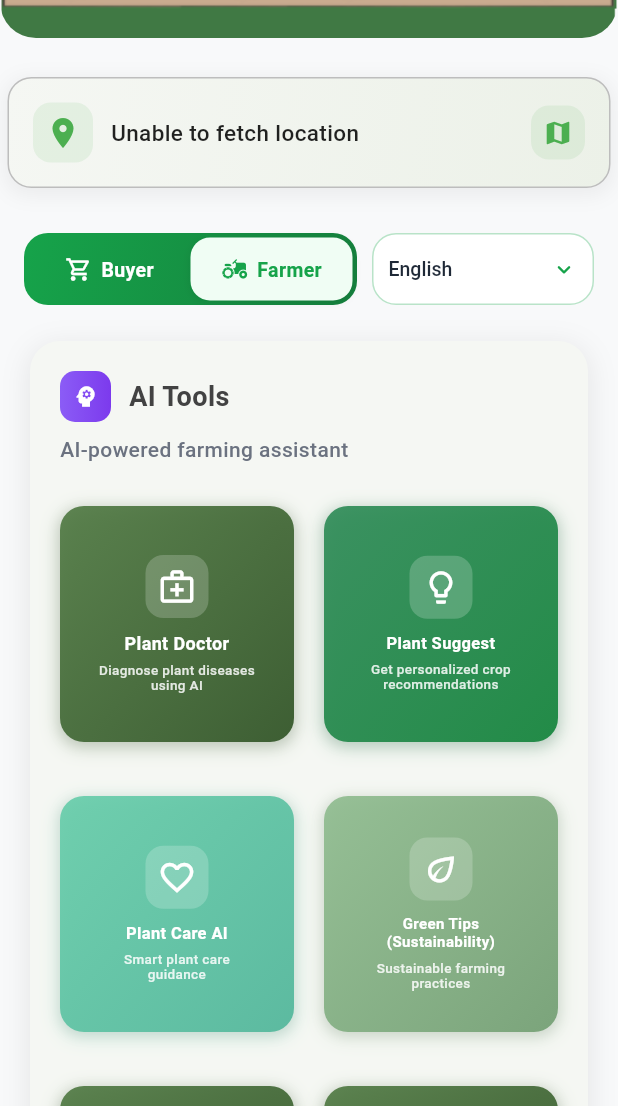
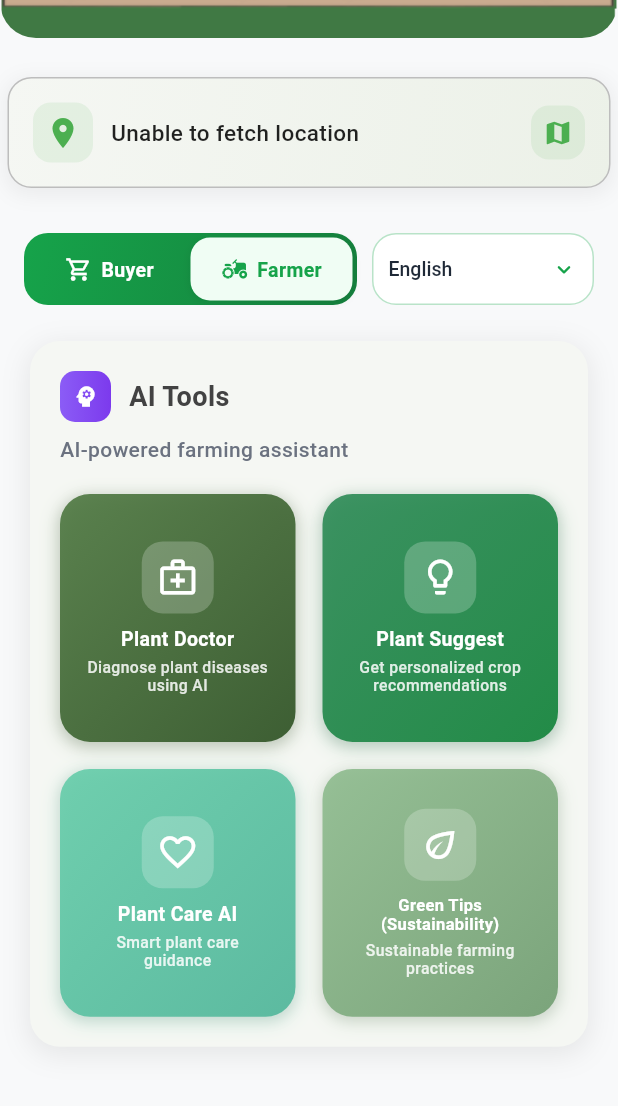
Before and after one commit to MANISH120904/Terafarm_KUG_Final, a Flutter app: the AIPage screen opened directly, after a tap on the "menu" icon, after a tap on the "map" icon, on a phone screen of 412 x 824 dp, the part 130-1236 px from its top. Run offline on Flutter 3.47's test engine with Material 3 defaults, Android fonts, the phone set to English and light mode, and no system bars; our stand-ins replace cloud_firestore, cloud_functions, dio, file_picker, firebase_auth, firebase_core and 20 more; missing offline and left inert: mobile_scanner, web3dart; accounts and stored records are empty.

Commit message:
Fix Flutter build and UI issues

```diff
--- a/lib/ai_page.dart
+++ b/lib/ai_page.dart
@@ -1,5 +1,5 @@
 import 'package:flutter/material.dart';
-import 'package:latlong2/latlong.dart' as latLong;
+import 'package:latlong2/latlong.dart' as lat_long;
 import 'package:cloud_firestore/cloud_firestore.dart';
 import 'package:firebase_auth/firebase_auth.dart';
 import 'dart:async';
@@ -15,8 +15,6 @@ import 'sustainable.dart';
 import 'l10n/app_localizations.dart';
 import 'widgets/mode_language_bar.dart';
 import 'widgets/tera_farm_hub_app_bar.dart';
-import 'terra_earth_intelligence_page.dart';
-import 'offline_toolkit_page.dart';
 
 class AIPage extends StatefulWidget {
   const AIPage({Key? key}) : super(key: key);
@@ -126,8 +124,8 @@ class _AIPageState extends State<AIPage> with TickerProviderStateMixin {
   Future<void> _chooseMapLocation() async {
     final pos = LocationService().currentPosition;
     final initial = pos != null
-        ? latLong.LatLng(pos.latitude, pos.longitude)
-        : const latLong.LatLng(13.0827, 80.2707);
+        ? lat_long.LatLng(pos.latitude, pos.longitude)
+        : const lat_long.LatLng(13.0827, 80.2707);
 
     final result = await Navigator.push<Map<String, dynamic>>(
       context,
@@ -249,12 +247,7 @@ class _AIPageState extends State<AIPage> with TickerProviderStateMixin {
           borderRadius: BorderRadius.circular(20),
           child: Container(
             width: double.infinity,
-            constraints: BoxConstraints(
-              minHeight: buttonDescription != null ? 120 : 100,
-              maxHeight: buttonDescription != null ? 140 : 120,
-            ),
-            margin: const EdgeInsets.symmetric(vertical: 8),
-            padding: const EdgeInsets.all(18),
+            padding: const EdgeInsets.symmetric(horizontal: 14, vertical: 16),
             decoration: BoxDecoration(
             gradient: LinearGradient(
               colors: [
@@ -281,7 +274,7 @@ class _AIPageState extends State<AIPage> with TickerProviderStateMixin {
                 (_shimmerAnimation.value * 0.1) - 0.05,
               ),
             ),
-            borderRadius: BorderRadius.circular(16),
+            borderRadius: BorderRadius.circular(20),
             boxShadow: [
               BoxShadow(
                 color: buttonColors[0].withOpacity(0.25),
@@ -326,14 +319,14 @@ class _AIPageState extends State<AIPage> with TickerProviderStateMixin {
             children: [
               // Icon container
               Container(
-                padding: const EdgeInsets.all(8),
+                padding: const EdgeInsets.all(10),
                 decoration: BoxDecoration(
                   color: Colors.white.withOpacity(
-                    0.2 + (_shimmerAnimation.value > 0.15 && _shimmerAnimation.value < 0.85
-                      ? 0.2 * (1 - ((_shimmerAnimation.value - 0.5).abs() * 2))
+                    0.22 + (_shimmerAnimation.value > 0.15 && _shimmerAnimation.value < 0.85
+                      ? 0.18 * (1 - ((_shimmerAnimation.value - 0.5).abs() * 2))
                       : 0.0)
                   ),
-                  borderRadius: BorderRadius.circular(12),
+                  borderRadius: BorderRadius.circular(14),
                   boxShadow: [
                     if (_shimmerAnimation.value > 0.15 && _shimmerAnimation.value < 0.85)
                       BoxShadow(
@@ -360,7 +353,7 @@ class _AIPageState extends State<AIPage> with TickerProviderStateMixin {
                 ),
                 child: Icon(
                   _getToolIcon(label),
-                  size: 26,
+                  size: 28,
                   color: Colors.white,
                 ),
               ),
@@ -369,13 +362,12 @@ class _AIPageState extends State<AIPage> with TickerProviderStateMixin {
               Flexible(
                 child: LayoutBuilder(
                   builder: (context, constraints) {
-                    // Dynamic font size based on available space
-                    double fontSize = 12;
-                    if (label.length > 12) {
+                    double fontSize = 13;
+                    if (label.length > 14) {
+                      fontSize = 12;
+                    }
+                    if (label.length > 20) {
                       fontSize = 11;
-                    }
-                    if (label.length > 16) {
-                      fontSize = 10;
                     }
 
                     return Container(
@@ -398,17 +390,17 @@ class _AIPageState extends State<AIPage> with TickerProviderStateMixin {
               ),
               // Description text
               if (buttonDescription != null) ...[
-                const SizedBox(height: 6),
+                const SizedBox(height: 4),
                 Flexible(
                   child: Container(
-                    padding: const EdgeInsets.symmetric(horizontal: 6),
+                    padding: const EdgeInsets.symmetric(horizontal: 4),
                     child: Text(
                       buttonDescription,
                       style: TextStyle(
                         color: Colors.white.withOpacity(0.85),
-                        fontSize: 9,
+                        fontSize: 10.5,
                         fontWeight: FontWeight.w500,
-                        height: 1.1,
+                        height: 1.15,
                       ),
                       textAlign: TextAlign.center,
                       maxLines: 2,
@@ -558,14 +550,14 @@ class _AIPageState extends State<AIPage> with TickerProviderStateMixin {
                         ),
                         const SizedBox(height: 20),
 
-                        // Tool buttons grid
+                        // Tool buttons grid (2x2 layout for 4 tools)
                         GridView.count(
                           crossAxisCount: 2,
                           shrinkWrap: true,
                           physics: const NeverScrollableScrollPhysics(),
-                          mainAxisSpacing: 20,
-                          crossAxisSpacing: 20,
-                          childAspectRatio: 0.9, // Adjusted for better proportions
+                          mainAxisSpacing: 18,
+                          crossAxisSpacing: 18,
+                          childAspectRatio: 0.95,
                           children: [
                             _buildToolButton(loc.plantDoctor, _getToolDescription(loc.plantDoctor, loc), () {
                               Navigator.push(
@@ -591,29 +583,7 @@ class _AIPageState extends State<AIPage> with TickerProviderStateMixin {
                                   MaterialPageRoute(
                                       builder: (_) => const SustainablePage()));
                             }, buttonDescription: loc.sustainableFarmingPractices),
-                            _buildToolButton('Terra Earth Intelligence', loc.aiPoweredFarmingAssistant, () {
-                              Navigator.push(
-                                  context,
-                                  MaterialPageRoute(
-                                      builder: (_) => const TerraEarthIntelligencePage()));
-                            }, buttonDescription: 'Terra Earth Intelligence'),
-                            _buildToolButton('Offline AI Toolkit', loc.aiPoweredFarmingAssistant, () {
-                              Navigator.push(
-                                  context,
-                                  MaterialPageRoute(
-                                      builder: (_) => const OfflineToolkitPage()));
-                            }, buttonDescription: loc.aiPoweredFarmingAssistant),
                           ],
-                        ),
-                        const SizedBox(height: 16),
-                        Container(
-                          width: double.infinity,
-                          child: _buildToolButton(loc.rover, _getToolDescription(loc.rover, loc), () {
-                            Navigator.push(
-                                context,
-                                MaterialPageRoute(
-                                    builder: (_) => const CarControlPage()));
-                          }, buttonDescription: loc.controlSmartRovers),
                         ),
                       ],
                     ),
@@ -629,19 +599,3 @@ class _AIPageState extends State<AIPage> with TickerProviderStateMixin {
     );
   }
 }
-
-class CarControlPage extends StatelessWidget {
-  const CarControlPage({Key? key}) : super(key: key);
-
-  @override
-  Widget build(BuildContext context) {
-    return Scaffold(
-      appBar: AppBar(
-        title: Text(AppLocalizations.of(context)!.rover),
-      ),
-      body: Center(
-        child: Text('Car Control Page'),
-      ),
-    );
-  }
-}
--- a/lib/dashboard_page.dart
+++ b/lib/dashboard_page.dart
@@ -409,7 +409,7 @@ class _DashboardPageState extends State<DashboardPage> with TickerProviderStateM
                       ),
                       const SizedBox(height: 4),
                       Text(
-                        "â‚¹${earnings.toStringAsFixed(2)}",
+                        "\u20B9${earnings.toStringAsFixed(2)}",
                         style: const TextStyle(
                           fontSize: 24,
                           fontWeight: FontWeight.bold,
@@ -997,7 +997,7 @@ class _DashboardPageState extends State<DashboardPage> with TickerProviderStateM
                       DataCell(Text((idx++).toString())),
                       DataCell(Text(p['cropName'] ?? '')),
                       DataCell(Text("${p['stock in kgs'] ?? ''} Kg")),
-                      DataCell(Text("â‚¹${p['pricePerKg'] ?? ''}")),
+                      DataCell(Text("\u20B9${p['pricePerKg'] ?? ''}")),
                     ]));
                   }
                 }
--- a/lib/dashboard_page_new.dart
+++ b/lib/dashboard_page_new.dart
@@ -397,7 +397,7 @@ class _DashboardPageState extends State<DashboardPage> with TickerProviderStateM
                       ),
                       const SizedBox(height: 4),
                       Text(
-                        "₹${earnings.toStringAsFixed(2)}",
+                        "\u20B9${earnings.toStringAsFixed(2)}",
                         style: const TextStyle(
                           fontSize: 24,
                           fontWeight: FontWeight.bold,
@@ -882,7 +882,7 @@ class _DashboardPageState extends State<DashboardPage> with TickerProviderStateM
                       DataCell(Text((idx++).toString())),
                       DataCell(Text(p['cropName'] ?? '')),
                       DataCell(Text("${p['stock in kgs'] ?? ''} Kg")),
-                      DataCell(Text("₹${p['pricePerKg'] ?? ''}")),
+                      DataCell(Text("\u20B9${p['pricePerKg'] ?? ''}")),
                     ]));
                   }
                 }
--- a/lib/menu_page.dart
+++ b/lib/menu_page.dart
@@ -6,28 +6,102 @@ import 'login_page.dart';
 import 'account_page.dart';
 import 'home_page.dart';
 import 'buyer/my_orders_page.dart';
+import 'services/dev_auth_helper.dart';
 
-class MenuPage extends StatelessWidget {
+class MenuPage extends StatefulWidget {
   const MenuPage({Key? key}) : super(key: key);
 
+  @override
+  State<MenuPage> createState() => _MenuPageState();
+}
+
+class _MenuPageState extends State<MenuPage> {
+  late Future<Map<String, String>> _userDataFuture;
+
+  @override
+  void initState() {
+    super.initState();
+    _userDataFuture = _fetchUserData();
+  }
+
   Future<Map<String, String>> _fetchUserData() async {
+    try {
+      if (DevAuthHelper.isOffline && DevAuthHelper.offlineProfile != null) {
+        final profile = DevAuthHelper.offlineProfile!;
+        return {
+          'username': profile.displayName.isNotEmpty ? profile.displayName : 'Farmer',
+          'profileImage': '',
+          'email': profile.email,
+        };
+      }
+
       final user = FirebaseAuth.instance.currentUser;
-    if (user != null) {
-      final doc =
-          await FirebaseFirestore.instance
+      if (user == null) {
+        return {'username': 'Farmer', 'profileImage': '', 'email': ''};
+      }
+
+      String username = user.displayName ?? '';
+      String profileImage = user.photoURL ?? '';
+      String email = user.email ?? '';
+
+      if (username.isEmpty && email.isNotEmpty) {
+        final localPart = email.split('@').first;
+        if (localPart.isNotEmpty) {
+          username = localPart[0].toUpperCase() + localPart.substring(1);
+        }
+      }
+      if (username.isEmpty) {
+        username = 'Farmer';
+      }
+
+      try {
+        final doc = await FirebaseFirestore.instance
             .collection('users')
             .doc(user.uid)
             .get();
-      final username = doc['username'] ?? 'User Name';
-      final profileImage = doc['profileImage'] ?? '';
-      final email = user.email ?? '';
+
+        if (doc.exists) {
+          final data = doc.data();
+          if (data != null) {
+            final firestoreName = data['username'] ??
+                data['displayName'] ??
+                data['name'] ??
+                data['fullName'];
+            if (firestoreName != null && firestoreName.toString().trim().isNotEmpty) {
+              username = firestoreName.toString().trim();
+            }
+
+            final firestoreImage = data['profileImage'] ??
+                data['photoURL'] ??
+                data['imageUrl'];
+            if (firestoreImage != null && firestoreImage.toString().trim().isNotEmpty) {
+              profileImage = firestoreImage.toString().trim();
+            }
+
+            final firestoreEmail = data['email'];
+            if (firestoreEmail != null && firestoreEmail.toString().trim().isNotEmpty) {
+              email = firestoreEmail.toString().trim();
+            }
+          }
+        }
+      } catch (firestoreError) {
+        debugPrint('Firestore fetch error in MenuPage: $firestoreError');
+      }
+
       return {
         'username': username,
         'profileImage': profileImage,
         'email': email,
       };
+    } catch (e) {
+      debugPrint('Error in _fetchUserData: $e');
+      final fallbackUser = FirebaseAuth.instance.currentUser;
+      return {
+        'username': fallbackUser?.displayName ?? (fallbackUser?.email?.split('@').first ?? 'Farmer'),
+        'profileImage': fallbackUser?.photoURL ?? '',
+        'email': fallbackUser?.email ?? '',
+      };
     }
-    return {'username': 'User Name', 'profileImage': '', 'email': ''};
   }
 
   void _logout(BuildContext context) async {
@@ -159,7 +233,20 @@ class MenuPage extends StatelessWidget {
                 decoration: const BoxDecoration(color: Colors.transparent),
                 margin: EdgeInsets.zero,
                 padding: const EdgeInsets.symmetric(horizontal: 20, vertical: 16),
-                child: Row(
+                child: FutureBuilder<Map<String, String>>(
+                  future: _userDataFuture,
+                  builder: (context, snapshot) {
+                    final data = snapshot.data ?? {};
+                    final fallbackUser = FirebaseAuth.instance.currentUser;
+                    final username = (data['username'] != null && data['username']!.isNotEmpty)
+                        ? data['username']!
+                        : (fallbackUser?.displayName?.isNotEmpty == true
+                            ? fallbackUser!.displayName!
+                            : (fallbackUser?.email?.split('@').first ?? loc.userName));
+                    final profileImage = data['profileImage'] ?? fallbackUser?.photoURL ?? '';
+                    final email = data['email'] ?? fallbackUser?.email ?? '';
+
+                    return Row(
                       children: [
                         Container(
                           decoration: BoxDecoration(
@@ -177,36 +264,7 @@ class MenuPage extends StatelessWidget {
                               ),
                             ],
                           ),
-                      child: FutureBuilder<Map<String, String>>(
-                        future: _fetchUserData(),
-                        builder: (context, snapshot) {
-                          if (snapshot.connectionState == ConnectionState.waiting) {
-                            return Container(
-                              width: 50,
-                              height: 50,
-                              decoration: BoxDecoration(
-                                color: Colors.white.withOpacity(0.3),
-                                borderRadius: BorderRadius.circular(50),
-                              ),
-                              child: const CircularProgressIndicator(
-                                color: Colors.white,
-                                strokeWidth: 2,
-                              ),
-                            );
-                          }
-                          if (snapshot.hasError) {
-                            return const CircleAvatar(
-                              radius: 25,
-                              backgroundColor: Colors.white,
-                              child: Icon(
-                                Icons.account_circle,
-                                size: 30,
-                                color: Color(0xFF246B40),
-                              ),
-                            );
-                          }
-                          final profileImage = snapshot.data?['profileImage'] ?? '';
-                          return profileImage.isNotEmpty
+                          child: profileImage.isNotEmpty
                               ? CircleAvatar(
                                   radius: 25,
                                   backgroundImage: NetworkImage(profileImage),
@@ -216,11 +274,9 @@ class MenuPage extends StatelessWidget {
                                   backgroundColor: Colors.white,
                                   child: Icon(
                                     Icons.account_circle,
-                                  size: 30,
+                                    size: 32,
                                     color: Color(0xFF246B40),
                                   ),
-                              );
-                        },
                                 ),
                         ),
                         const SizedBox(width: 16),
@@ -229,72 +285,36 @@ class MenuPage extends StatelessWidget {
                             crossAxisAlignment: CrossAxisAlignment.start,
                             mainAxisAlignment: MainAxisAlignment.center,
                             children: [
-                          FutureBuilder<Map<String, String>>(
-                            future: _fetchUserData(),
-                            builder: (context, snapshot) {
-                              if (snapshot.connectionState == ConnectionState.waiting) {
-                                return Container(
-                                  width: 100,
-                                  height: 16,
-                                  decoration: BoxDecoration(
-                                    color: Colors.white.withOpacity(0.3),
-                                    borderRadius: BorderRadius.circular(8),
-                                  ),
-                                );
-                              }
-                              if (snapshot.hasError) {
-                                return Text(
-                                  loc.error,
+                              Text(
+                                username.isNotEmpty ? username : loc.userName,
                                 style: const TextStyle(
                                   color: Colors.white,
                                   fontSize: 18,
                                   fontWeight: FontWeight.bold,
                                   letterSpacing: 0.5,
                                 ),
-                                );
-                              }
-                              return Text(
-                                snapshot.data?['username'] ?? loc.userName,
-                                style: const TextStyle(
-                                  color: Colors.white,
-                                  fontSize: 18,
-                                  fontWeight: FontWeight.bold,
-                                  letterSpacing: 0.5,
+                                maxLines: 1,
+                                overflow: TextOverflow.ellipsis,
                               ),
-                              );
-                            },
-                          ),
+                              if (email.isNotEmpty) ...[
                                 const SizedBox(height: 4),
-                          FutureBuilder<Map<String, String>>(
-                            future: _fetchUserData(),
-                            builder: (context, snapshot) {
-                              if (snapshot.connectionState == ConnectionState.waiting) {
-                                return Container(
-                                  width: 120,
-                                  height: 12,
-                                  decoration: BoxDecoration(
-                                    color: Colors.white.withOpacity(0.2),
-                                    borderRadius: BorderRadius.circular(6),
-                                  ),
-                                );
-                              }
-                              if (snapshot.hasError) {
-                                return const SizedBox.shrink();
-                              }
-                              return Text(
-                                snapshot.data?['email'] ?? "",
+                                Text(
+                                  email,
                                   style: TextStyle(
                                     color: Colors.white.withOpacity(0.9),
                                     fontSize: 13,
                                     fontWeight: FontWeight.w500,
                                   ),
-                              );
-                            },
+                                  maxLines: 1,
+                                  overflow: TextOverflow.ellipsis,
                                 ),
+                              ],
                             ],
                           ),
                         ),
                       ],
+                    );
+                  },
                 ),
               ),
             ),
```
Also changed, not shown: lib/menu_page_new.dart (+110 -90 lines), lib/seller_page.dart (+88 -50 lines), lib/terra_earth_intelligence_page.dart (+17 -17 lines), 2 other files. Lines whose indentation alone changed are shown as unchanged.
